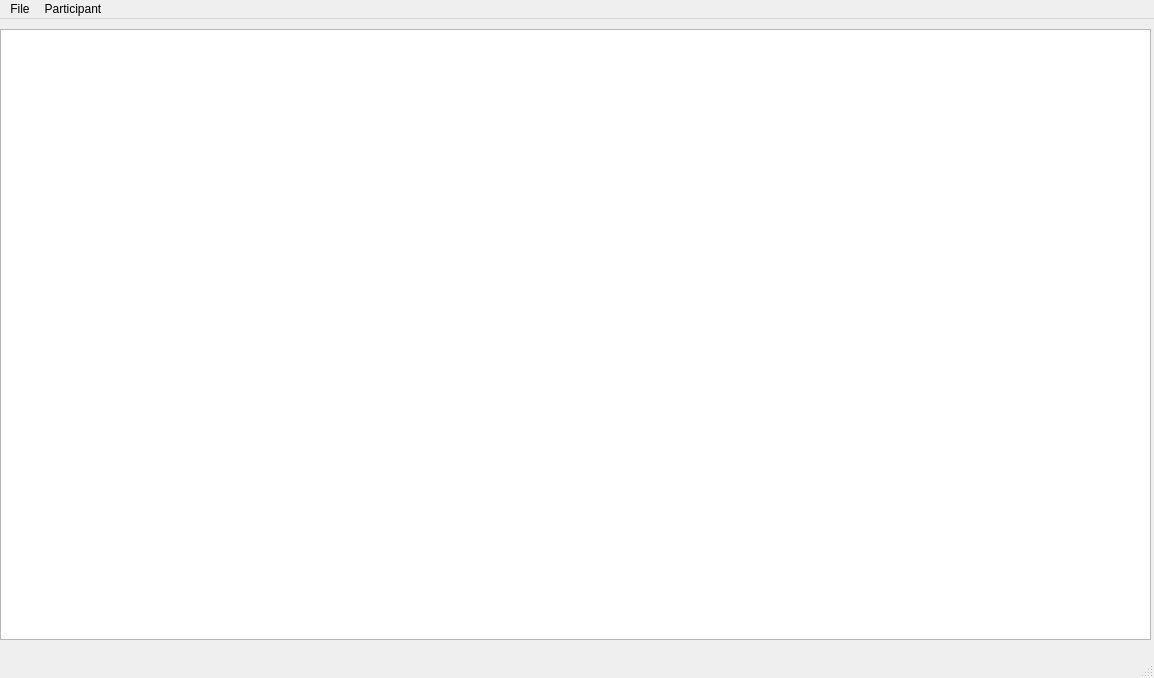
Above: app/ui/main_window.ui from caamanyo/ISS-limesurvey-manager before the change. Below: the same form after it.
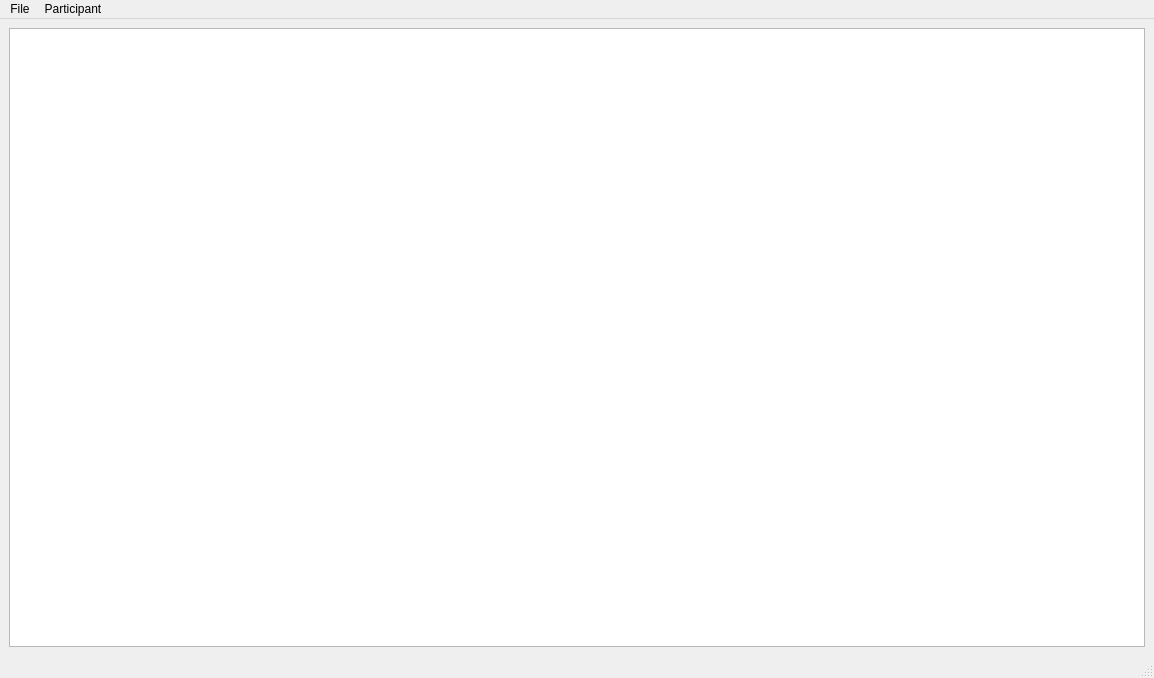
That is the form after the change.

Commit message: Search form WIP.

The edit to the form file:
```diff
--- a/app/ui/main_window.ui
+++ b/app/ui/main_window.ui
@@ -17,15 +17,15 @@
    <enum>QTabWidget::Rounded</enum>
   </property>
   <widget class="QWidget" name="centralwidget">
+   <property name="enabled">
+    <bool>true</bool>
+   </property>
+   <property name="autoFillBackground">
+    <bool>true</bool>
+   </property>
+   <layout class="QVBoxLayout" name="verticalLayout">
+    <item>
    <widget class="QTableView" name="tableView">
-    <property name="geometry">
-     <rect>
-      <x>0</x>
-      <y>10</y>
-      <width>1151</width>
-      <height>611</height>
-     </rect>
-    </property>
     <property name="contextMenuPolicy">
      <enum>Qt::DefaultContextMenu</enum>
     </property>
@@ -39,6 +39,8 @@
      <enum>QAbstractItemView::SelectRows</enum>
     </property>
    </widget>
+    </item>
+   </layout>
   </widget>
   <widget class="QStatusBar" name="statusbar"/>
   <widget class="QMenuBar" name="menubar">
```
Left out of the diff: 2 changed lines with no effect on the pictures. Lines whose indentation alone changed are shown as unchanged. The commit also changes 5 other files.
